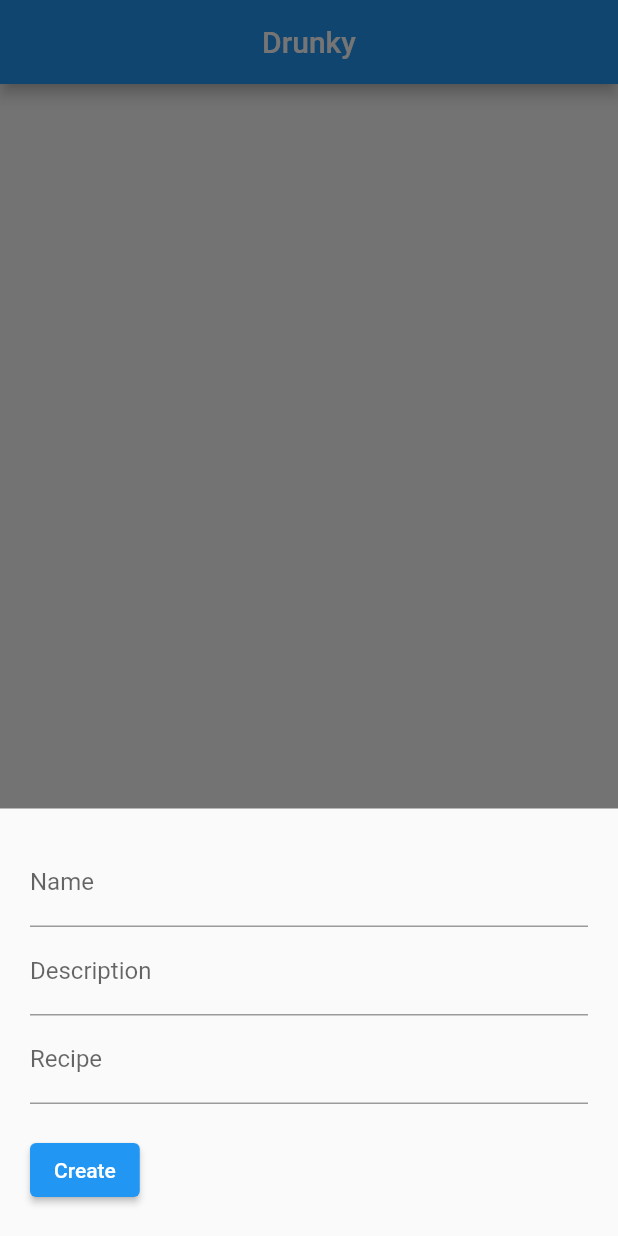
After one commit to fgor14/Drunky, a Flutter app: the HomePage screen opened directly, after a tap on the "add" icon, on a phone screen of 412 x 824 dp. The commit adds this screen. Run offline on Flutter 3.47's test engine with Material 2 defaults, Android fonts, the phone set to English and light mode, and no system bars; our stand-ins replace cloud_firestore, firebase_core; accounts and stored records are empty.

Commit message:
CRUD + Firebase Config

```diff
--- /dev/null
+++ b/drunky_app/lib/services/CRUD.dart
@@ -0,0 +1,230 @@
+import 'package:flutter/material.dart';
+import 'package:firebase_core/firebase_core.dart';
+import 'package:cloud_firestore/cloud_firestore.dart';
+
+void main() async {
+  WidgetsFlutterBinding.ensureInitialized();
+  await Firebase.initializeApp();
+  runApp(const MyApp());
+}
+
+class MyApp extends StatelessWidget {
+  const MyApp({Key? key}) : super(key: key);
+
+  @override
+  Widget build(BuildContext context) {
+    return const MaterialApp(
+      debugShowCheckedModeBanner: false,
+      title: 'Drunky',
+      home: HomePage(),
+    );
+  }
+}
+
+class HomePage extends StatefulWidget {
+  const HomePage({Key? key}) : super(key: key);
+
+  @override
+  _HomePageState createState() => _HomePageState();
+}
+
+class _HomePageState extends State<HomePage> {
+// text fields' controllers
+  final TextEditingController _nameController = TextEditingController();
+  final TextEditingController _descriptionController = TextEditingController();
+  final TextEditingController _recipeController = TextEditingController();
+
+  final CollectionReference _products =
+      FirebaseFirestore.instance.collection('drinks');
+
+  Future<void> _create([DocumentSnapshot? documentSnapshot]) async {
+
+    await showModalBottomSheet(
+        isScrollControlled: true,
+        context: context,
+        builder: (BuildContext ctx) {
+          return Padding(
+            padding: EdgeInsets.only(
+                top: 20,
+                left: 20,
+                right: 20,
+                bottom: MediaQuery.of(ctx).viewInsets.bottom + 20),
+            child: Column(
+              mainAxisSize: MainAxisSize.min,
+              crossAxisAlignment: CrossAxisAlignment.start,
+              children: [
+                TextField(
+                  controller: _nameController,
+                  decoration: const InputDecoration(labelText: 'Name'),
+                ),
+                TextField(
+                  controller: _descriptionController,
+                  decoration: const InputDecoration(labelText: 'Description'),
+                ),
+                TextField(
+                  controller: _recipeController,
+                  decoration: const InputDecoration(labelText: 'Recipe'),
+                ),
+                const SizedBox(
+                  height: 20,
+                ),
+                ElevatedButton(
+                  child: const Text('Create'),
+                  onPressed: () async {
+                    final String name = _nameController.text;
+                    final String description =_descriptionController.text;
+                    final String recipe =_recipeController.text;
+
+                    if (description != null && recipe != null) {
+                        await _products.add({"name": name, "description": description , "recipe": recipe });
+
+                      _nameController.text = '';
+                      _descriptionController.text = '';
+                      _recipeController.text = '';
+
+                        Navigator.of(context).pop();
+                    }
+                  },
+                )
+              ],
+            ),
+          );
+
+        });
+  }
+  Future<void> _update([DocumentSnapshot? documentSnapshot]) async {
+    if (documentSnapshot != null) {
+
+      _nameController.text = documentSnapshot['name'];
+      _descriptionController.text = documentSnapshot['description'];
+      _recipeController.text = documentSnapshot['recipe'];
+
+    }
+
+    await showModalBottomSheet(
+        isScrollControlled: true,
+        context: context,
+        builder: (BuildContext ctx) {
+          return Padding(
+            padding: EdgeInsets.only(
+                top: 20,
+                left: 20,
+                right: 20,
+                bottom: MediaQuery.of(ctx).viewInsets.bottom + 20),
+            child: Column(
+              mainAxisSize: MainAxisSize.min,
+              crossAxisAlignment: CrossAxisAlignment.start,
+              children: [
+                TextField(
+                  controller: _nameController,
+                  decoration: const InputDecoration(labelText: 'Name'),
+                ),
+                TextField(
+                  keyboardType:
+                      const TextInputType.numberWithOptions(decimal: true),
+                  controller: _descriptionController,
+                  decoration: const InputDecoration(
+                    labelText: 'Description',
+                  ),
+                ),
+                TextField(
+                  keyboardType:
+                      const TextInputType.numberWithOptions(decimal: true),
+                  controller: _recipeController,
+                  decoration: const InputDecoration(
+                    labelText: 'Recipe',
+                  ),
+                ),
+                const SizedBox(
+                  height: 20,
+                ),
+                ElevatedButton(
+                  child: const Text( 'Update'),
+                  onPressed: () async {
+                    final String name = _nameController.text;
+                    final String description =_descriptionController.text;
+                    final String recipe =_recipeController.text;
+                    if (description != null) {
+
+                        await _products
+                            .doc(documentSnapshot!.id)
+                            .update({"name": name, "description": description , "recipe": recipe});
+                      _nameController.text = '';
+                      _descriptionController.text = '';
+                      _recipeController.text = '';
+                        Navigator.of(context).pop();
+                    }
+
+
+                  },
+                )
+              ],
+            ),
+          );
+        });
+  }
+
+  Future<void> _delete(String productId) async {
+    await _products.doc(productId).delete();
+
+    ScaffoldMessenger.of(context).showSnackBar(const SnackBar(
+        content: Text('Drink eliminato con successo!')));
+  }
+
+  @override
+  Widget build(BuildContext context) {
+    return Scaffold(
+      appBar: AppBar(
+        title: const Center(child: Text('Drunky')),
+      ),
+      body: StreamBuilder(
+        stream: _products.snapshots(),
+        builder: (context, AsyncSnapshot<QuerySnapshot> streamSnapshot) {
+          if (streamSnapshot.hasData) {
+            return ListView.builder(
+              itemCount: streamSnapshot.data!.docs.length,
+              itemBuilder: (context, index) {
+                final DocumentSnapshot documentSnapshot =
+                    streamSnapshot.data!.docs[index];
+                return Card(
+                  margin: const EdgeInsets.all(10),
+                  child: ListTile(
+                    title: Text(documentSnapshot['name']),
+                    subtitle: Text(documentSnapshot['description']),
+                    // va aggiunto anche subtitle: Text(documentSnapshot['recipe']),
+                    trailing: SizedBox(
+                      width: 100,
+                      child: Row(
+                        children: [
+                          IconButton(
+                              icon: const Icon(Icons.edit),
+                              onPressed: () =>
+                                  _update(documentSnapshot)),
+                          IconButton(
+                              icon: const Icon(Icons.delete),
+                              onPressed: () =>
+                                  _delete(documentSnapshot.id)),
+                        ],
+                      ),
+                    ),
+                  ),
+                );
+              },
+            );
+          }
+
+          return const Center(
+            child: CircularProgressIndicator(),
+          );
+        },
+      ),
+// Add new product
+      floatingActionButton: FloatingActionButton(
+        onPressed: () => _create(),
+        child: const Icon(Icons.add),
+
+      ),
+        floatingActionButtonLocation: FloatingActionButtonLocation.centerFloat
+    );
+  }
+}
--- a/drunky_app/pubspec.yaml
+++ b/drunky_app/pubspec.yaml
@@ -35,6 +35,7 @@ dependencies:
   # The following adds the Cupertino Icons font to your application.
   # Use with the CupertinoIcons class for iOS style icons.
   cupertino_icons: ^1.0.2
+  cloud_firestore: ^4.4.5
 
 dev_dependencies:
   flutter_test:
```
Also changed, not shown: drunky_app/lib/main.dart (+7 -1 lines), drunky_app/pubspec.lock, 4 other files.
